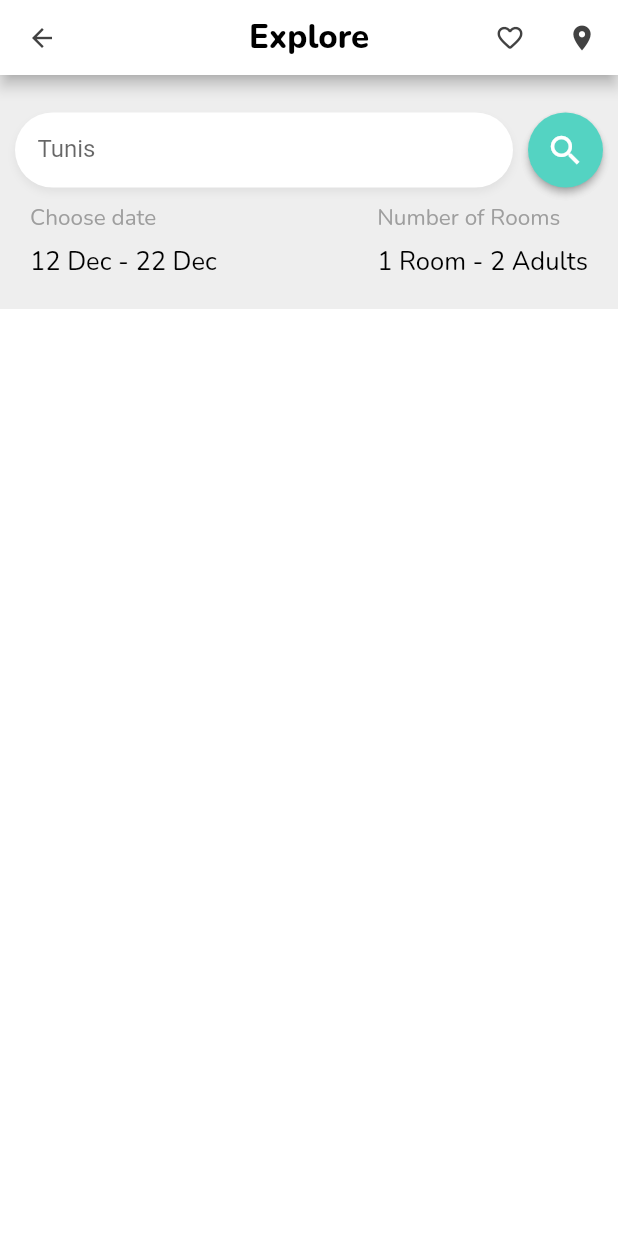
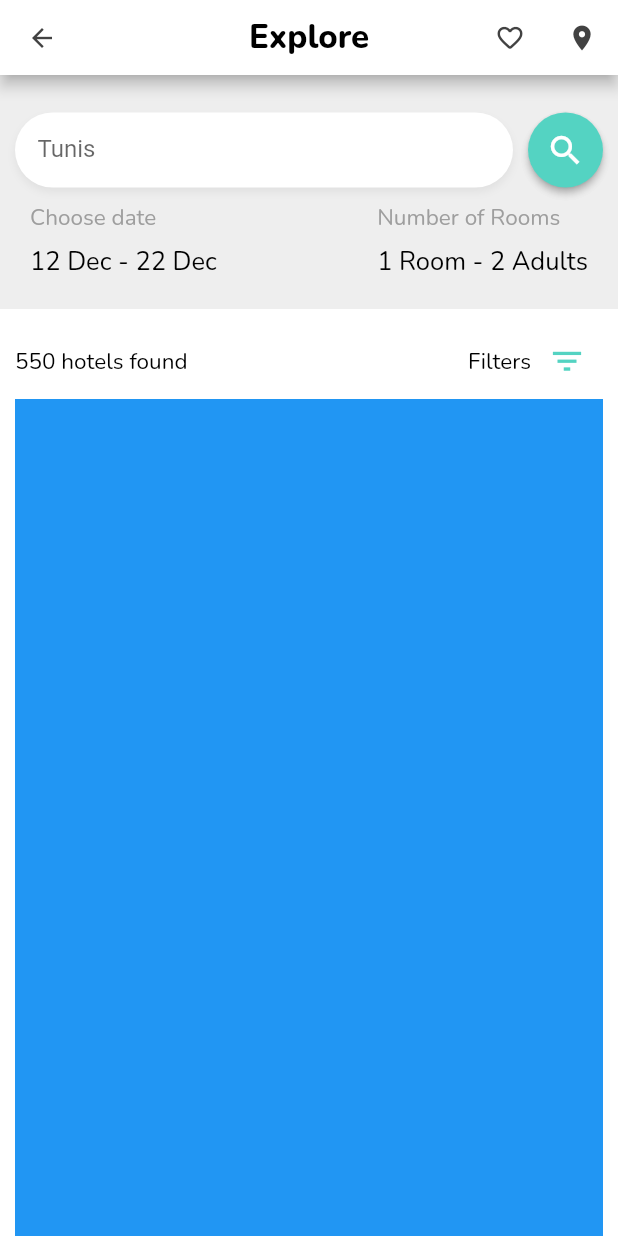
Before and after one commit to ZeinebHouman/flutter_application_hotel, a Flutter app: the screen it shows after launch, on a phone screen of 412 x 824 dp. Run offline on Flutter 3.47's test engine with Material 2 defaults, Android fonts, the phone set to English and light mode, and no system bars; our stand-ins replace google_fonts; missing offline and left inert: dart:html.

Commit message:
add HotelSection
add HotelSection

```diff
--- a/lib/main.dart
+++ b/lib/main.dart
@@ -197,7 +197,39 @@ class HotelSection extends StatelessWidget{
   Widget build(BuildContext context)
   {
     return Container(height: 2000,
-      color: Colors.white);
+    padding: EdgeInsets.all(10),
+      color: Colors.white,
+      child: Column(
+        children: [
+          Container(
+            height: 50,
+            child: Row(
+            mainAxisAlignment: MainAxisAlignment.spaceBetween,
+              children: [Text("550 hotels found",  style: GoogleFonts.nunito(
+                                        color: Colors.black,
+                                        fontSize: 15)),
+                          Row(children: [Text("Filters",  style: GoogleFonts.nunito(
+                                        color: Colors.black,
+                                        fontSize: 15)),
+                                         IconButton(
+                                        icon: Icon(Icons.filter_list_outlined,
+                                                    color: d_green,
+                                                    size: 25 ),
+                                        onPressed: null)
+                                                                 ],)                                      ],
+
+
+
+                        )
+
+
+
+            ),
+           Container(color: Colors.blue, height: 1000)
+
+
+        ],)
+    );
   }
 
 }
```
